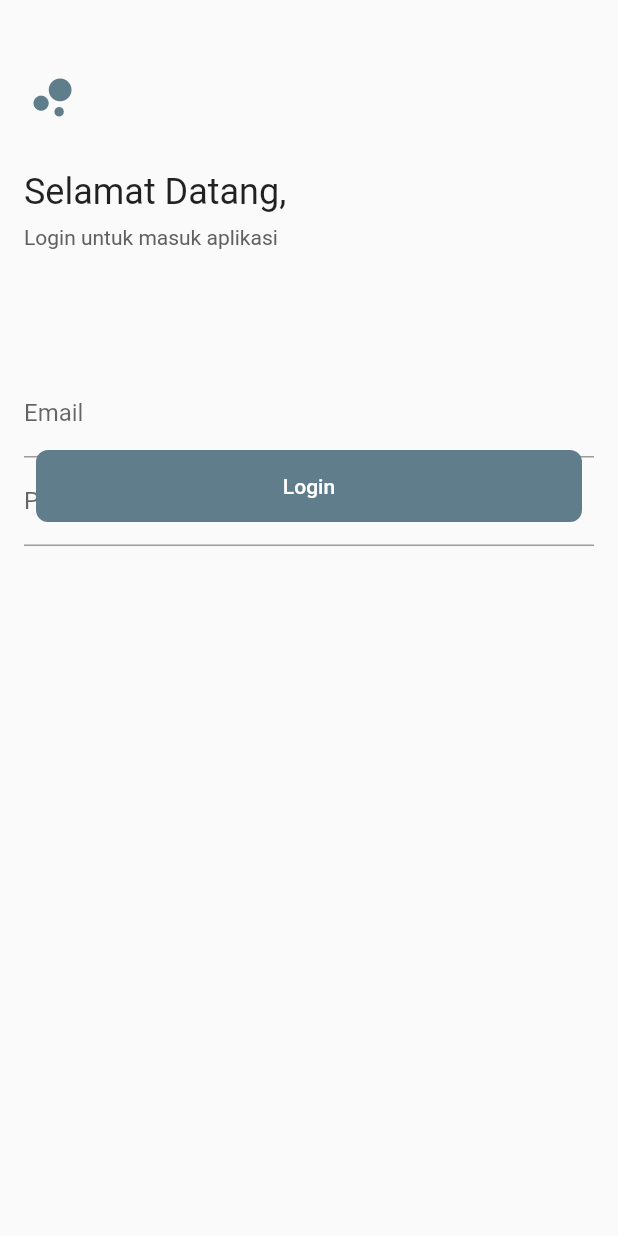
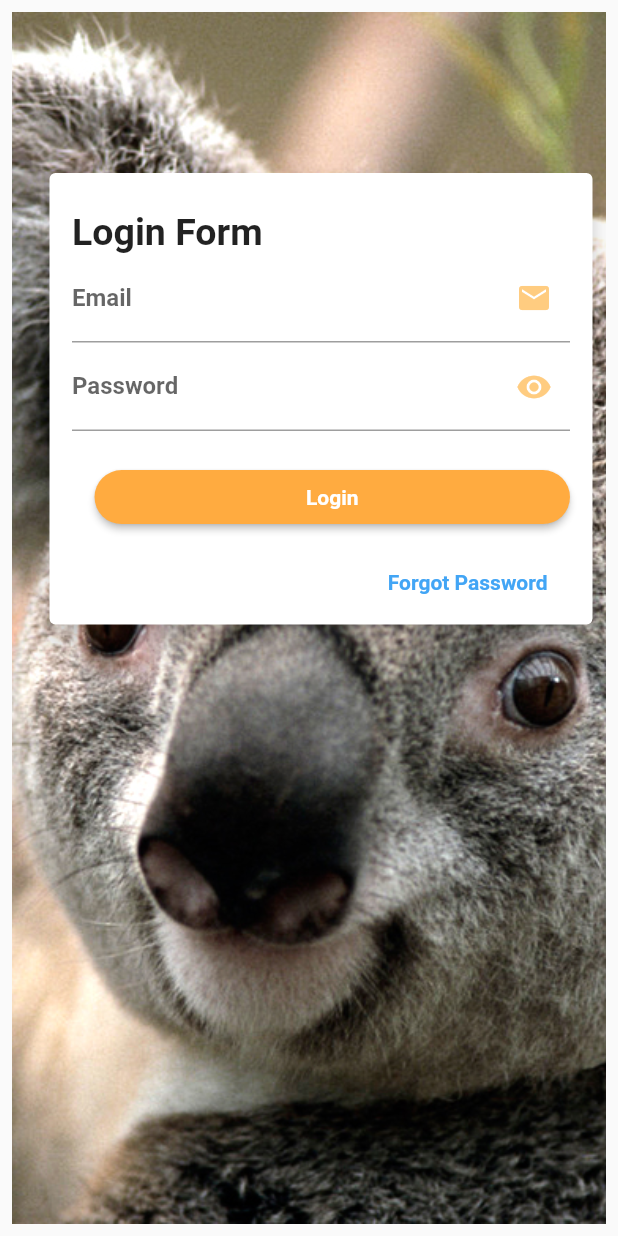
Before and after one commit to niamyusuf/flutter, a Flutter app: the screen it shows after launch, on a phone screen of 412 x 824 dp. Run offline on Flutter 3.47's test engine with Material 2 defaults, Android fonts, the phone set to English and light mode, and no system bars; our stand-ins replace font_awesome_flutter.

Commit message:
update Login Form

```diff
--- a/laoundry/lib/pages/login.dart
+++ b/laoundry/lib/pages/login.dart
@@ -67,93 +67,194 @@ class _LoginPageState extends State<LoginPage> {
   @override
   Widget build(BuildContext context) {
     return Scaffold(
-      body: Column(
-        children: <Widget>[
-          Padding(
+      body: Padding(
             padding: const EdgeInsets.all(8.0),
-            // child: contentBody(context),
+             child: contentBody(context),
           ),
-          SingleChildScrollView(
-            child: contentBody(context),)
-        ],
-      ),
+
     );
   }
 
   Widget contentBody(BuildContext context) {
-    return SafeArea(
-      child: Padding(
-        padding: const EdgeInsets.only(left: 16.0, right: 16.0),
+    return Flexible(
+      flex: 2,
       child: Stack(
         children: <Widget>[
-            Column(
+          Container(
+            height: MediaQuery.of(context).size.height/0.5, //2.4
+            decoration: BoxDecoration(
+              color: Colors.white10,
+              image: DecorationImage(image: AssetImage('assets/images/koala.jpg'),
+              fit: BoxFit.cover,
+              ),
+            ),
+          ),
+          Positioned(
+            top: MediaQuery.of(context).size.height/10.0,
+            child: Container(
+              width: MediaQuery.of(context).size.width,
+              child: Card(
+                margin: const EdgeInsets.all(25),
+                elevation: 8, //ketebalannya
+                child: Padding(
+                  padding: const EdgeInsets.all(15.0),
+                  child: Column(
                     crossAxisAlignment: CrossAxisAlignment.start,
                     children: <Widget>[
-                SizedBox(height: 30),
-                Icon(
-                  Icons.bubble_chart,
-                  color: Colors.blueGrey,
-                  size: 38,
+                      Padding(padding: const EdgeInsets.only(top:10),
+                      child: Text("Login Form", style: TextStyle(fontWeight: FontWeight.bold, fontSize: 25
+                      ),),
                       ),
-                SizedBox(height: 30),
-                Text(
-                  'Selamat Datang,',
-                  style: TextStyle(fontSize: 24),
-                ),
-                SizedBox(height: 8.0),
-                Text(
-                  'Login untuk masuk aplikasi',
-                  style: TextStyle(color: Colors.grey[700]),
-                ),
-                SizedBox(height: 80),
-                TextField(
-                  autocorrect: false,
-                  controller: userController,
-                  decoration: InputDecoration(
-                    labelText: 'Email',
-                  ),
-                ),
+                      //textbox
                       if (isValUsername)
                         Validate(message: 'Email tidak boleh kosong'),
                       TextField(
+                        decoration: InputDecoration(
+                          suffixIcon: Icon(
+                            Icons.email, color: Colors.orange[200],
+                          ),
+                          labelText: "Email", //set labelnya
+                          labelStyle: TextStyle(fontWeight: FontWeight.bold),
+                        ),
+                      ),
+                      //Password
+                      TextField(
                         obscureText: isSecure,
-                  autocorrect: false,
-                  controller: passController,
                         decoration: InputDecoration(
-                    labelText: 'Password',
                           suffixIcon: IconButton(
                             icon: (isSecure)
                                 ? Icon(Icons.visibility)
                                 : Icon(Icons.visibility_off),
+                                color: Colors.orange[200],
                             onPressed: () => lockTapped(lockStatus),
+                          ),
+                          focusedBorder: UnderlineInputBorder(borderSide: BorderSide(color: Colors.orangeAccent),
+                          ),
+                          labelText: "Password", //set labelnya
+                          labelStyle: TextStyle(
+                            fontWeight: FontWeight.bold,
                             ),
                         ),
                       ),
                       if (isValPassword)
                           Validate(message: 'Password tidak boleh kosong'),
+                      Padding(
+                        padding: const EdgeInsets.only(
+                          top: 20, bottom: 5, left: 15.0),
+                          child: Align(
+                            alignment: Alignment.bottomLeft,
+                            child: RaisedButton(
+                              color: Colors.orangeAccent,
+                              onPressed: ()=> loginTapped(context),
+                              shape: RoundedRectangleBorder(
+                                borderRadius: BorderRadius.circular(80.0),
+                              ),
+                              child: Container(
+                                alignment: Alignment.center,
+                                child: Text("Login", textAlign: TextAlign.center, style: TextStyle(color: Colors.white, fontWeight: FontWeight.bold),),
+                              ),
+                              ),
+                          ),
+                          ),
+                      //untuk forgot password
+                      Padding(
+                        padding: const EdgeInsets.only(
+                          top: 20, bottom: 5, right: 15.0),
+                        child: Align(
+                          alignment: Alignment.bottomRight,
+                          child: Text("Forgot Password", style: TextStyle(color: Colors.blue[400], fontWeight: FontWeight.bold,),),
+                        ),
+                        )
                     ],
                   ),
-            Positioned(
-              left: 8.0,
-              right: 8.0,
-              bottom: 16.0,
-              child: Container(
-                decoration: BoxDecoration(
-                  borderRadius: BorderRadius.circular(8.0),
-                  color: Colors.blueGrey,
                 ),
-                child: FlatButton(
-                  child: Text(
-                    'Login',
-                    style: TextStyle(color: Colors.white),
-                  ),
-                  onPressed: () => loginTapped(context),
               ),
             ),
           ),
         ],
       ),
-      ),
+
     );
+    // return SafeArea(
+    //     child: Padding(
+    //       padding: const EdgeInsets.only(left: 16.0, right: 16.0),
+    //       child: Stack(
+    //         children: <Widget>[
+    //           Column(
+    //             crossAxisAlignment: CrossAxisAlignment.start,
+    //             children: <Widget>[
+    //               SizedBox(height: 30),
+    //               Icon(
+    //                 Icons.bubble_chart,
+    //                 color: Colors.blueGrey,
+    //                 size: 38,
+    //               ),
+    //               SizedBox(height: 30),
+    //               Text(
+    //                 'Selamat Datang,',
+    //                 style: TextStyle(fontSize: 24),
+    //               ),
+    //               SizedBox(height: 8.0),
+    //               Text(
+    //                 'Login untuk masuk aplikasi',
+    //                 style: TextStyle(color: Colors.grey[700]),
+    //               ),
+    //               SizedBox(height: 80),
+    //               TextField(
+    //                 autocorrect: false,
+    //                 controller: userController,
+    //                 decoration: InputDecoration(
+    //                   labelText: 'Email',
+    //                 ),
+    //               ),
+    //               if (isValUsername)
+    //                 Validate(message: 'Email tidak boleh kosong'),
+    //               TextField(
+    //                 obscureText: isSecure,
+    //                 autocorrect: false,
+    //                 controller: passController,
+    //                 decoration: InputDecoration(
+    //                   labelText: 'Password',
+    //                   suffixIcon: IconButton(
+    //                     icon: (isSecure)
+    //                         ? Icon(Icons.visibility)
+    //                         : Icon(Icons.visibility_off),
+    //                     onPressed: () => lockTapped(lockStatus),
+    //                   ),
+    //                 ),
+    //               ),
+    //               if (isValPassword)
+    //                 Validate(message: 'Password tidak boleh kosong'),
+    //             ],
+    //           ),
+
+
+    //               Positioned(
+
+
+    //                 child: Container(
+
+    //                   decoration: BoxDecoration(
+
+    //                       borderRadius: BorderRadius.circular(8.0),
+
+    //                       color: Colors.blueGrey,
+
+    //                   ),
+
+    //                   child: RaisedButton(
+    //                       child: Text(
+    //                         'Login',
+    //                         style: TextStyle(color: Colors.white),
+    //                       ),
+    //                       onPressed: () => loginTapped(context),
+    //                   ),
+    //                 ),
+    //                 ),
+    //         ],
+
+    //       ),
+    //     ),
+    //   );
   }
 }
--- a/laoundry/pubspec.yaml
+++ b/laoundry/pubspec.yaml
@@ -47,9 +47,9 @@ flutter:
   uses-material-design: true
 
   # To add assets to your application, add an assets section, like this:
-  # assets:
-  #   - images/a_dot_burr.jpeg
-  #   - images/a_dot_ham.jpeg
+  assets:
+     - assets/images/koala.jpg
+  #   - assets/images/a_dot_ham.jpeg
 
   # An image asset can refer to one or more resolution-specific "variants", see
   # https://flutter.dev/assets-and-images/#resolution-aware.
```
Also changed, not shown: laoundry/assets/images/koala.jpg (added). Lines whose indentation alone changed are shown as unchanged.
